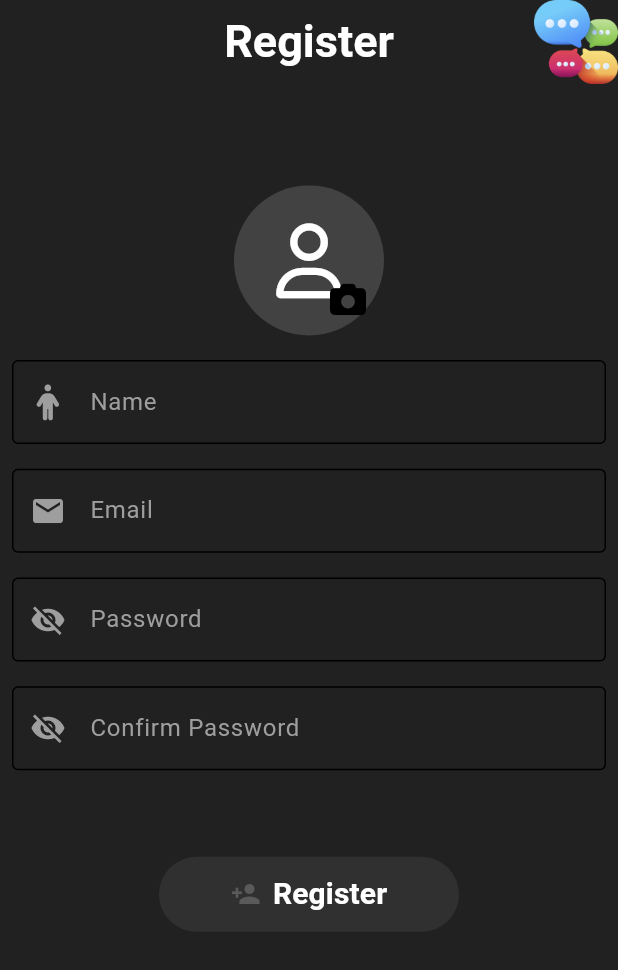
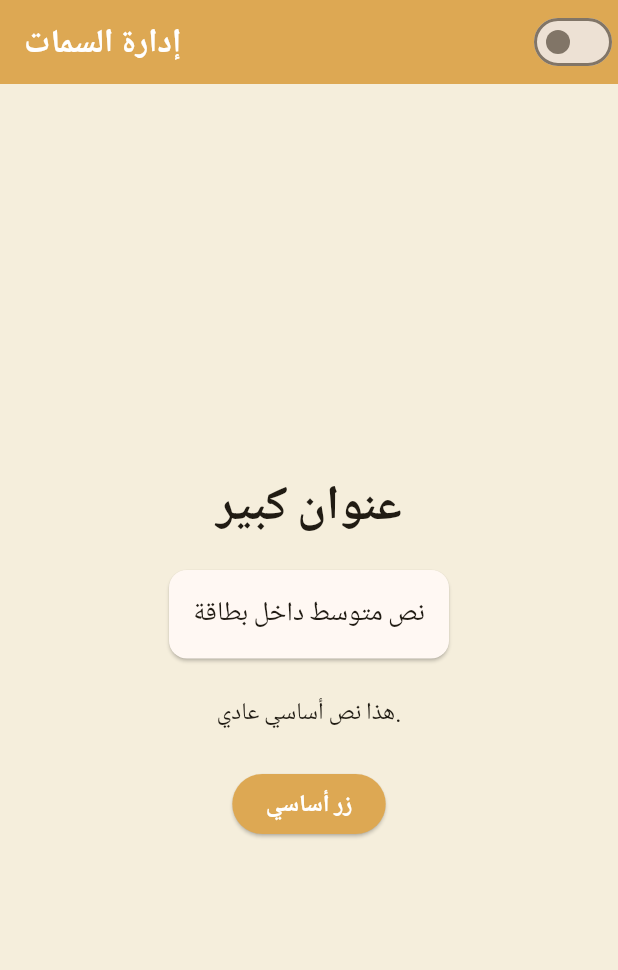
Before and after one commit to MohamedElkady0/chat, a Flutter app: the screen it shows after launch, on a phone screen of 412 x 824 dp. Shown: the top 970 px of the screen. Run offline on Flutter 3.47's test engine with Material 3 defaults, Android fonts, the phone set to English and light mode, and no system bars; our stand-ins replace firebase_auth, firebase_core, font_awesome_flutter, google_fonts, intl_phone_number_input, shared_preferences; accounts and stored records are empty; Roboto replaces fonts that are missing (Cairo).

Commit message:
add The essential in every application of sizes and theme

```diff
--- a/lib/core/theme/color_theme_app.dart
+++ b/lib/core/theme/color_theme_app.dart
@@ -1,7 +1,75 @@
 import 'package:flutter/material.dart';
 
 class ColorThemeApp {
-  static const Color primaryColor = Color(0xFF6200EE);
-  static const Color secondaryColor = Color(0xFF03DAC6);
-  static Color backgroundColor = Colors.grey[900]!;
+  // colors for the app
+  static Color primaryColor = const Color(0xFF183B4E);
+  static Color secondaryColor = const Color(0xFFDDA853);
+  static Color tertiaryColor = const Color(0xFFF5EEDC);
+  static Color backgroundColor = const Color(0xFF27548A);
+
+  // colors  collection 1
+  static Color c1 = const Color(0xFF7FD6EB);
+  static Color c2 = const Color(0xFF7C61E8);
+  static Color c3 = const Color(0xFFD905A7);
+  static Color c4 = const Color(0xFF4239C6);
+  static Color c5 = const Color(0xFFFD1C3F);
+  static Color c6 = const Color(0xFF1B1B1B);
+  static Color c7 = const Color(0xFFBA1467);
+  static Color c8 = const Color(0xFF38071B);
+  static Color c9 = const Color(0xFF6C8697);
+  static Color c10 = const Color(0xFF624F3F);
+  static Color c11 = const Color(0xFF53DCCD);
+
+  // السمة الرئيسية - فاتح
+  static ColorScheme lightColorScheme = ColorScheme.fromSeed(
+    seedColor: secondaryColor,
+    brightness: Brightness.light,
+    primary: secondaryColor,
+    background: tertiaryColor,
+  );
+
+  // السمة الرئيسية - داكن
+  static ColorScheme darkColorScheme = ColorScheme.fromSeed(
+    seedColor: primaryColor,
+    brightness: Brightness.dark,
+    primary: primaryColor,
+    background: const Color(0xFF121212),
+  );
+
+  // السمة الخاصة بمجموعة الألوان 1
+  static ColorScheme collection1ColorScheme = ColorScheme.fromSeed(
+    seedColor: c4,
+    brightness: Brightness.dark,
+    primary: c4,
+    secondary: c1,
+    tertiary: c2,
+    surface: c3,
+    background: c6,
+    error: c5,
+    onPrimary: c7,
+    onSecondary: c8,
+    onTertiary: c9,
+    onSurface: c10,
+    onBackground: c11,
+    onError: c5,
+    primaryContainer: c4.withOpacity(0.8),
+    secondaryContainer: c1.withOpacity(0.8),
+    tertiaryContainer: c2.withOpacity(0.8),
+    surfaceContainer: c3.withOpacity(0.8),
+
+    errorContainer: c5.withOpacity(0.8),
+    onPrimaryContainer: c7.withOpacity(0.8),
+    onSecondaryContainer: c8.withOpacity(0.8),
+    onTertiaryContainer: c9.withOpacity(0.8),
+
+    onErrorContainer: c5.withOpacity(0.8),
+    shadow: c4.withOpacity(0.8),
+    scrim: c4.withOpacity(0.8),
+    inversePrimary: c4.withOpacity(0.8),
+    inverseSurface: c6.withOpacity(0.8),
+
+    outline: c9.withOpacity(0.8),
+    outlineVariant: c8.withOpacity(0.8),
+    surfaceTint: c4.withOpacity(0.8),
+  );
 }
--- /dev/null
+++ b/lib/core/theme/save_theme.dart
@@ -0,0 +1,56 @@
+import 'package:flutter/material.dart';
+import 'package:shared_preferences/shared_preferences.dart';
+
+class ThemeProvider with ChangeNotifier {
+  ThemeMode _themeMode = ThemeMode.system;
+  static const String _themeKey = 'themeMode';
+
+  ThemeMode get themeMode => _themeMode;
+
+  ThemeProvider() {
+    loadTheme();
+  }
+
+  void toggleTheme(bool isDark) {
+    _themeMode = isDark ? ThemeMode.dark : ThemeMode.light;
+    _saveTheme();
+    notifyListeners();
+  }
+
+  Future<void> _saveTheme() async {
+    final prefs = await SharedPreferences.getInstance();
+
+    int themeIndex = 2;
+    if (_themeMode == ThemeMode.light) {
+      themeIndex = 0;
+    } else if (_themeMode == ThemeMode.dark) {
+      themeIndex = 1;
+    }
+    await prefs.setInt(_themeKey, themeIndex);
+  }
+
+  Future<void> loadTheme() async {
+    final prefs = await SharedPreferences.getInstance();
+    final themeIndex = prefs.getInt(_themeKey) ?? 2;
+
+    switch (themeIndex) {
+      case 0:
+        _themeMode = ThemeMode.light;
+        break;
+      case 1:
+        _themeMode = ThemeMode.dark;
+        break;
+      default:
+        _themeMode = ThemeMode.system;
+        break;
+    }
+    notifyListeners();
+  }
+
+  bool isDarkMode(BuildContext context) {
+    if (_themeMode == ThemeMode.system) {
+      return Theme.of(context).brightness == Brightness.dark;
+    }
+    return _themeMode == ThemeMode.dark;
+  }
+}
--- /dev/null
+++ b/lib/core/theme/text_style_theme_app.dart
@@ -0,0 +1,156 @@
+import 'package:flutter/material.dart';
+import 'package:google_fonts/google_fonts.dart';
+
+class ThemeText {
+  // Define your text styles here
+  double? fontSizeHead1;
+  double? fontSizeHead2;
+  double? fontSizeHead3;
+  double? fontSizeBody;
+
+  FontWeight? fontWeight;
+  Color? color;
+  String? fontFamily;
+  GoogleFonts? googleFont;
+  TextOverflow? overflow;
+  List<Shadow>? shadows;
+  TextDecoration? decoration;
+  Color? decorationColor;
+  TextDecorationStyle? decorationStyle;
+  double? decorationThickness;
+  FontStyle? fontStyle;
+  double? letterSpacing;
+  double? wordSpacing;
+  TextBaseline? textBaseline;
+  double? height;
+
+  // text style
+
+  TextStyle get headline1 {
+    return TextStyle(
+      fontSize: fontSizeHead1 ?? 32,
+      fontWeight: fontWeight ?? FontWeight.bold,
+      color: color ?? Colors.black,
+      fontFamily: fontFamily ?? GoogleFonts.lato().fontFamily,
+      overflow: overflow ?? TextOverflow.ellipsis,
+      shadows: shadows,
+      decoration: decoration ?? TextDecoration.none,
+      decorationColor: decorationColor ?? Colors.black,
+      decorationStyle: decorationStyle,
+      decorationThickness: decorationThickness,
+      fontStyle: fontStyle ?? FontStyle.normal,
+      letterSpacing: letterSpacing,
+      wordSpacing: wordSpacing,
+      textBaseline: textBaseline,
+      height: height,
+    );
+  }
+
+  TextStyle get headline2 {
+    return TextStyle(
+      fontSize: fontSizeHead2 ?? 25,
+      fontWeight: fontWeight ?? FontWeight.bold,
+      color: color ?? Colors.black,
+      fontFamily: fontFamily ?? GoogleFonts.lato().fontFamily,
+      overflow: overflow ?? TextOverflow.ellipsis,
+      shadows: shadows,
+      decoration: decoration ?? TextDecoration.none,
+      decorationColor: decorationColor ?? Colors.black,
+      decorationStyle: decorationStyle,
+      decorationThickness: decorationThickness,
+      fontStyle: fontStyle ?? FontStyle.normal,
+      letterSpacing: letterSpacing,
+      wordSpacing: wordSpacing,
+      textBaseline: textBaseline,
+      height: height,
+    );
+  }
+
+  TextStyle get headline3 {
+    return TextStyle(
+      fontSize: fontSizeHead3 ?? 18,
+      fontWeight: fontWeight ?? FontWeight.bold,
+      color: color ?? Colors.black,
+      fontFamily: fontFamily ?? GoogleFonts.lato().fontFamily,
+      overflow: overflow ?? TextOverflow.ellipsis,
+      shadows: shadows,
+      decoration: decoration ?? TextDecoration.none,
+      decorationColor: decorationColor ?? Colors.black,
+      decorationStyle: decorationStyle,
+      decorationThickness: decorationThickness,
+      fontStyle: fontStyle ?? FontStyle.normal,
+      letterSpacing: letterSpacing,
+      wordSpacing: wordSpacing,
+      textBaseline: textBaseline,
+      height: height,
+    );
+  }
+
+  TextStyle get body1 {
+    return TextStyle(
+      fontSize: fontSizeBody ?? 16,
+      fontWeight: fontWeight ?? FontWeight.w400,
+      color: color ?? Colors.black,
+      fontFamily: fontFamily ?? GoogleFonts.lato().fontFamily,
+      overflow: overflow ?? TextOverflow.ellipsis,
+      shadows: shadows,
+      decoration: decoration ?? TextDecoration.none,
+      decorationColor: decorationColor ?? Colors.black,
+      decorationStyle: decorationStyle,
+      decorationThickness: decorationThickness,
+      fontStyle: fontStyle ?? FontStyle.normal,
+      letterSpacing: letterSpacing,
+      wordSpacing: wordSpacing,
+      textBaseline: textBaseline,
+      height: height,
+    );
+  }
+
+  static TextTheme getTextTheme(ColorScheme colorScheme) {
+    final baseTextTheme = GoogleFonts.cairoTextTheme();
+
+    return baseTextTheme.copyWith(
+      // Headline
+      displayLarge: baseTextTheme.displayLarge?.copyWith(
+        fontSize: 32,
+        fontWeight: FontWeight.bold,
+        color: colorScheme.onBackground,
+      ),
+      displayMedium: baseTextTheme.displayMedium?.copyWith(
+        fontSize: 28,
+        fontWeight: FontWeight.bold,
+        color: colorScheme.onBackground,
+      ),
+      // Title
+      titleLarge: baseTextTheme.titleLarge?.copyWith(
+        fontSize: 22,
+        fontWeight: FontWeight.bold,
+        color: colorScheme.onBackground,
+      ),
+      titleMedium: baseTextTheme.titleMedium?.copyWith(
+        fontSize: 18,
+        fontWeight: FontWeight.w500,
+        color: colorScheme.onSurface,
+      ),
+      // Body
+      bodyLarge: baseTextTheme.bodyLarge?.copyWith(
+        fontSize: 16,
+        color: colorScheme.onSurface,
+      ),
+      bodyMedium: baseTextTheme.bodyMedium?.copyWith(
+        fontSize: 14,
+        color: colorScheme.onSurfaceVariant,
+      ),
+      // Label
+      labelLarge: baseTextTheme.labelLarge?.copyWith(
+        fontSize: 16,
+        fontWeight: FontWeight.bold,
+        color: colorScheme.onPrimary,
+      ),
+      labelMedium: baseTextTheme.labelMedium?.copyWith(
+        fontSize: 12,
+        color: colorScheme.onSurfaceVariant,
+      ),
+    );
+  }
+}
--- /dev/null
+++ b/lib/core/theme/themes_app.dart
@@ -0,0 +1,73 @@
+import 'package:flutter/material.dart';
+import 'package:my_chat/core/theme/color_theme_app.dart';
+import 'package:my_chat/core/theme/text_style_theme_app.dart';
+
+class ThemesApp {
+  static ThemeData dark = ThemeData.dark().copyWith(
+    useMaterial3: true,
+    colorScheme: ColorThemeApp.darkColorScheme,
+    scaffoldBackgroundColor: ColorThemeApp.darkColorScheme.background,
+    appBarTheme: AppBarTheme(
+      backgroundColor: ColorThemeApp.darkColorScheme.primary,
+      foregroundColor: ColorThemeApp.darkColorScheme.onPrimary,
+      elevation: 0,
+    ),
+    cardTheme: CardTheme(
+      color: ColorThemeApp.darkColorScheme.surface,
+      margin: const EdgeInsets.symmetric(horizontal: 16, vertical: 8),
+    ),
+    elevatedButtonTheme: ElevatedButtonThemeData(
+      style: ElevatedButton.styleFrom(
+        backgroundColor: ColorThemeApp.darkColorScheme.primary,
+        foregroundColor: ColorThemeApp.darkColorScheme.onPrimary,
+      ),
+    ),
+
+    textTheme: ThemeText.getTextTheme(ColorThemeApp.darkColorScheme),
+  );
+
+  static ThemeData light = ThemeData.light().copyWith(
+    useMaterial3: true,
+    colorScheme: ColorThemeApp.lightColorScheme,
+    scaffoldBackgroundColor: ColorThemeApp.lightColorScheme.background,
+    appBarTheme: AppBarTheme(
+      backgroundColor: ColorThemeApp.lightColorScheme.primary,
+      foregroundColor: ColorThemeApp.lightColorScheme.onPrimary,
+      elevation: 0,
+    ),
+    cardTheme: CardTheme(
+      color: ColorThemeApp.lightColorScheme.surface,
+      margin: const EdgeInsets.symmetric(horizontal: 16, vertical: 8),
+    ),
+    elevatedButtonTheme: ElevatedButtonThemeData(
+      style: ElevatedButton.styleFrom(
+        backgroundColor: ColorThemeApp.lightColorScheme.primary,
+        foregroundColor: ColorThemeApp.lightColorScheme.onPrimary,
+      ),
+    ),
+
+    textTheme: ThemeText.getTextTheme(ColorThemeApp.lightColorScheme),
+  );
+
+  static ThemeData colorsCollection1 = ThemeData.dark().copyWith(
+    useMaterial3: true,
+    colorScheme: ColorThemeApp.collection1ColorScheme,
+    scaffoldBackgroundColor: ColorThemeApp.collection1ColorScheme.background,
+    appBarTheme: AppBarTheme(
+      backgroundColor: ColorThemeApp.collection1ColorScheme.primary,
+      foregroundColor: ColorThemeApp.collection1ColorScheme.onPrimary,
+    ),
+    cardTheme: CardTheme(
+      color: ColorThemeApp.collection1ColorScheme.surface,
+      margin: const EdgeInsets.symmetric(horizontal: 16, vertical: 8),
+    ),
+    elevatedButtonTheme: ElevatedButtonThemeData(
+      style: ElevatedButton.styleFrom(
+        backgroundColor: ColorThemeApp.collection1ColorScheme.primary,
+        foregroundColor: ColorThemeApp.collection1ColorScheme.onPrimary,
+      ),
+    ),
+
+    textTheme: ThemeText.getTextTheme(ColorThemeApp.collection1ColorScheme),
+  );
+}
--- /dev/null
+++ b/lib/fetcher/presentation/views/home/home.dart
@@ -0,0 +1,59 @@
+import 'package:flutter/material.dart';
+import 'package:my_chat/core/theme/save_theme.dart';
+import 'package:provider/provider.dart';
+
+class HomePage extends StatelessWidget {
+  const HomePage({super.key});
+
+  @override
+  Widget build(BuildContext context) {
+    // الوصول إلى الـ provider لتغيير السمة
+    final themeProvider = Provider.of<ThemeProvider>(context);
+    final isDark = themeProvider.isDarkMode(context);
+
+    return Scaffold(
+      appBar: AppBar(
+        title: const Text('إدارة السمات'),
+        actions: [
+          Switch(
+            value: isDark,
+            onChanged: (value) {
+              themeProvider.toggleTheme(value);
+            },
+          ),
+        ],
+      ),
+      body: Center(
+        child: Padding(
+          padding: const EdgeInsets.all(16.0),
+          child: Column(
+            mainAxisAlignment: MainAxisAlignment.center,
+            children: [
+              Text(
+                'عنوان كبير',
+                style: Theme.of(context).textTheme.displayLarge,
+              ),
+              const SizedBox(height: 16),
+              Card(
+                child: Padding(
+                  padding: const EdgeInsets.all(16.0),
+                  child: Text(
+                    'نص متوسط داخل بطاقة',
+                    style: Theme.of(context).textTheme.titleMedium,
+                  ),
+                ),
+              ),
+              const SizedBox(height: 16),
+              Text(
+                'هذا نص أساسي عادي.',
+                style: Theme.of(context).textTheme.bodyLarge,
+              ),
+              const SizedBox(height: 24),
+              ElevatedButton(onPressed: () {}, child: const Text('زر أساسي')),
+            ],
+          ),
+        ),
+      ),
+    );
+  }
+}
--- a/lib/main.dart
+++ b/lib/main.dart
@@ -1,59 +1,39 @@
 import 'package:flutter/material.dart';
 import 'package:firebase_core/firebase_core.dart';
-import 'package:my_chat/fetcher/presentation/views/auth/view/register_page.dart';
+import 'package:my_chat/core/theme/save_theme.dart';
+import 'package:my_chat/core/theme/themes_app.dart';
+import 'package:my_chat/fetcher/presentation/views/home/home.dart';
+import 'package:provider/provider.dart';
 
 import 'firebase_options.dart';
 
 void main() async {
   WidgetsFlutterBinding.ensureInitialized();
   await Firebase.initializeApp(options: DefaultFirebaseOptions.currentPlatform);
-  runApp(const ChatMy());
+  runApp(
+    ChangeNotifierProvider(
+      create: (_) => ThemeProvider(),
+      child: const ChatMy(),
+    ),
+  );
 }
-
-ColorScheme lightColorScheme = const ColorScheme.light(
-  primary: Color(0xFF6200EE),
-  onPrimary: Colors.white,
-  secondary: Color(0xFF03DAC6),
-  onSecondary: Colors.black,
-  surface: Colors.yellow,
-  onSurface: Colors.grey,
-);
-
-ColorScheme darkColorScheme = const ColorScheme.dark(
-  primary: Color(0xFFBB86FC),
-  onPrimary: Colors.black,
-  secondary: Color(0xFF03DAC6),
-  onSecondary: Colors.black,
-  surface: Colors.grey,
-  onSurface: Colors.white,
-);
 
 class ChatMy extends StatelessWidget {
   const ChatMy({super.key});
 
   @override
   Widget build(BuildContext context) {
-    return MaterialApp(
-      debugShowCheckedModeBanner: false,
-      title: 'Chat App',
-      theme: ThemeData(
-        colorScheme: lightColorScheme,
-        useMaterial3: true,
-        appBarTheme: const AppBarTheme(
-          backgroundColor: Colors.lightBlue,
-          foregroundColor: Colors.white,
-        ),
-      ),
-      darkTheme: ThemeData(
-        colorScheme: darkColorScheme,
-        useMaterial3: true,
-        appBarTheme: const AppBarTheme(
-          backgroundColor: Colors.black,
-          foregroundColor: Colors.white,
-        ),
-      ),
-      themeMode: ThemeMode.system,
-      home: RegisterPage(),
+    return Consumer<ThemeProvider>(
+      builder: (context, themeProvider, child) {
+        return MaterialApp(
+          debugShowCheckedModeBanner: false,
+          title: 'Chat App',
+          theme: ThemesApp.light,
+          darkTheme: ThemesApp.dark,
+          themeMode: themeProvider.themeMode,
+          home: HomePage(),
+        );
+      },
     );
   }
 }
--- a/pubspec.yaml
+++ b/pubspec.yaml
@@ -42,6 +42,10 @@ dependencies:
   font_awesome_flutter: ^10.8.0
   google_fonts: ^6.2.1
   intl_phone_number_input: ^0.7.4
+  shimmer: ^3.0.0
+  shared_preferences: ^2.5.3
+  provider: ^6.1.5
+
 
 dev_dependencies:
   flutter_test:
```
Also changed, not shown: lib/core/config/config_app.dart (added, +27 -0 lines), lib/core/config/fixed_sizes_app.dart (added, +77 -0 lines), lib/core/config/orentation_app.dart (added, +73 -0 lines), lib/core/components/shimmer_app.dart (added), pubspec.lock, 1 other file.
